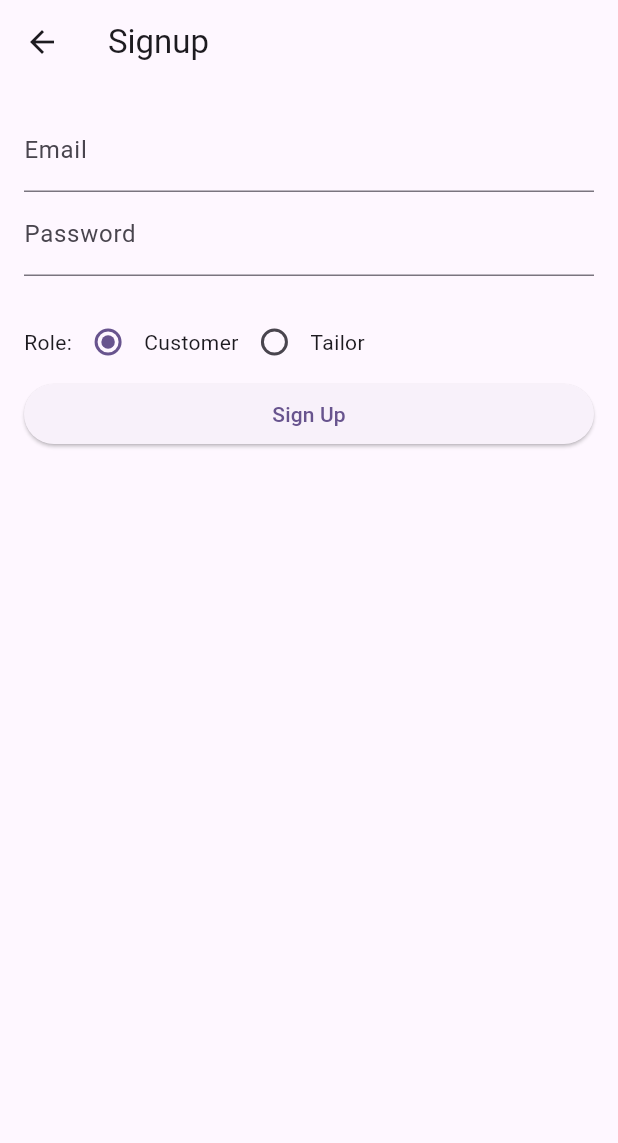
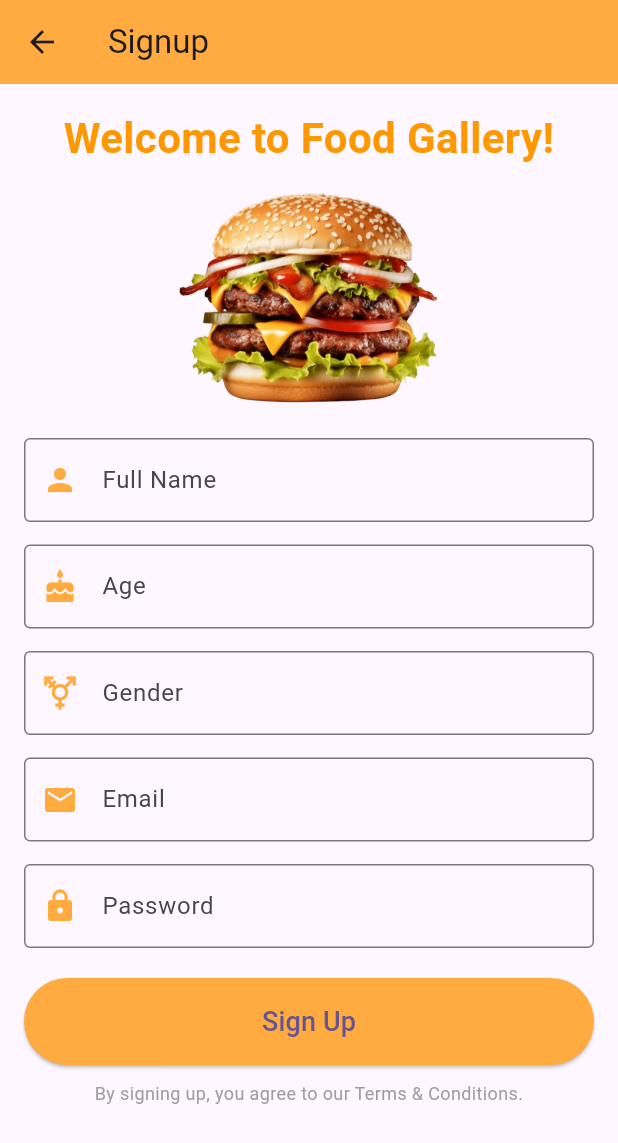
Before and after one commit to musharrafhamraz/Food-Gallery-App, a Flutter app: the SignupScreen screen opened by its route, on a phone screen of 412 x 824 dp. Shown: the top 1143 px of the screen. Run offline on Flutter 3.47's test engine with Material 3 defaults, Android fonts, the phone set to English and light mode, and no system bars; our stand-ins replace cloud_firestore, firebase_auth, firebase_core; accounts and stored records are empty.

Commit message:
changed naviagtion based on the food app.

```diff
--- a/lib/auth/auth_services.dart
+++ b/lib/auth/auth_services.dart
@@ -5,8 +5,8 @@ class AuthService {
   // Firebase Auth instance
   final FirebaseAuth _auth = FirebaseAuth.instance;
 
-  // Sign Up Method
-  Future<void> signUpUser(String email, String password, String role) async {
+  // Sign Up Method (no role needed)
+  Future<void> signUpUser(String email, String password) async {
     try {
       UserCredential userCredential =
           await _auth.createUserWithEmailAndPassword(
@@ -14,41 +14,33 @@ class AuthService {
         password: password,
       );
 
-      // Save user role in Firestore
+      // Save user data (email only, no role)
       await FirebaseFirestore.instance
           .collection('users')
           .doc(userCredential.user!.uid)
           .set({
         'email': email,
-        'role': role, // tailor or customer
       });
 
       print('User signed up successfully!');
     } catch (e) {
       print('Sign-up failed: $e');
-      throw e;
+      rethrow;
     }
   }
 
-  // Login Method and Role Retrieval
-  Future<String?> loginUser(String email, String password) async {
+  // Login Method (no role needed)
+  Future<UserCredential?> loginUser(String email, String password) async {
     try {
       UserCredential userCredential = await _auth.signInWithEmailAndPassword(
         email: email,
         password: password,
       );
 
-      // Get the user's role from Firestore
-      DocumentSnapshot userDoc = await FirebaseFirestore.instance
-          .collection('users')
-          .doc(userCredential.user!.uid)
-          .get();
-
-      String? role = userDoc['role'];
-      return role; // Return the user's role (tailor or customer)
+      return userCredential; // Return the user credential for navigation check
     } catch (e) {
       print('Login failed: $e');
-      throw e;
+      rethrow;
     }
   }
 }
--- a/lib/auth/sign_up_screen.dart
+++ b/lib/auth/sign_up_screen.dart
@@ -1,4 +1,3 @@
-// lib/auth/signup_screen.dart
 import 'package:flutter/material.dart';
 import 'package:tailorapp/auth/auth_services.dart';
 
@@ -10,77 +9,131 @@ class SignupScreen extends StatefulWidget {
 }
 
 class SignupScreenState extends State<SignupScreen> {
+  final TextEditingController _nameController = TextEditingController();
+  final TextEditingController _ageController = TextEditingController();
+  final TextEditingController _genderController = TextEditingController();
   final TextEditingController _emailController = TextEditingController();
   final TextEditingController _passwordController = TextEditingController();
-  String selectedRole = 'customer'; // Default role
 
   final AuthService _authService = AuthService();
 
   @override
   Widget build(BuildContext context) {
     return Scaffold(
-      appBar: AppBar(title: const Text('Signup')),
-      body: Padding(
+      appBar: AppBar(
+        title: const Text('Signup'),
+        backgroundColor: Colors.orangeAccent, // Food-inspired color
+      ),
+      body: SingleChildScrollView(
+        child: Padding(
           padding: const EdgeInsets.all(16.0),
           child: Column(
             crossAxisAlignment: CrossAxisAlignment.stretch,
             children: [
+              const Text(
+                'Welcome to Food Gallery!',
+                style: TextStyle(
+                  fontSize: 28,
+                  fontWeight: FontWeight.bold,
+                  color: Colors.orange, // Food-inspired color
+                ),
+                textAlign: TextAlign.center,
+              ),
+              const SizedBox(height: 10),
+              Image.asset(
+                'assets/images/food.png', // Image of food or restaurant theme
+                height: 150,
+              ),
+              const SizedBox(height: 20),
+              // Name Field
+              TextField(
+                controller: _nameController,
+                decoration: const InputDecoration(
+                  labelText: 'Full Name',
+                  prefixIcon: Icon(Icons.person, color: Colors.orangeAccent),
+                  border: OutlineInputBorder(),
+                ),
+              ),
+              const SizedBox(height: 15),
+              // Age Field
+              TextField(
+                controller: _ageController,
+                keyboardType: TextInputType.number,
+                decoration: const InputDecoration(
+                  labelText: 'Age',
+                  prefixIcon: Icon(Icons.cake, color: Colors.orangeAccent),
+                  border: OutlineInputBorder(),
+                ),
+              ),
+              const SizedBox(height: 15),
+              // Gender Field
+              TextField(
+                controller: _genderController,
+                decoration: const InputDecoration(
+                  labelText: 'Gender',
+                  prefixIcon:
+                      Icon(Icons.transgender, color: Colors.orangeAccent),
+                  border: OutlineInputBorder(),
+                ),
+              ),
+              const SizedBox(height: 15),
+              // Email Field
               TextField(
                 controller: _emailController,
-              decoration: const InputDecoration(labelText: 'Email'),
+                decoration: const InputDecoration(
+                  labelText: 'Email',
+                  prefixIcon: Icon(Icons.email, color: Colors.orangeAccent),
+                  border: OutlineInputBorder(),
                 ),
+              ),
+              const SizedBox(height: 15),
+              // Password Field
               TextField(
                 controller: _passwordController,
                 obscureText: true,
-              decoration: const InputDecoration(labelText: 'Password'),
+                decoration: const InputDecoration(
+                  labelText: 'Password',
+                  prefixIcon: Icon(Icons.lock, color: Colors.orangeAccent),
+                  border: OutlineInputBorder(),
+                ),
               ),
               const SizedBox(height: 20),
-            // Role selection
-            Row(
-              children: [
-                const Text('Role:'),
-                Radio<String>(
-                  value: 'customer',
-                  groupValue: selectedRole,
-                  onChanged: (String? value) {
-                    setState(() {
-                      selectedRole = value!;
-                    });
-                  },
+              // Signup Button
+              ElevatedButton(
+                style: ElevatedButton.styleFrom(
+                  backgroundColor:
+                      Colors.orangeAccent, // Foody theme button color
+                  padding: const EdgeInsets.symmetric(vertical: 16),
                 ),
-                const Text('Customer'),
-                Radio<String>(
-                  value: 'tailor',
-                  groupValue: selectedRole,
-                  onChanged: (String? value) {
-                    setState(() {
-                      selectedRole = value!;
-                    });
-                  },
-                ),
-                const Text('Tailor'),
-              ],
-            ),
-            ElevatedButton(
                 onPressed: () async {
                   try {
                     await _authService.signUpUser(
                       _emailController.text,
                       _passwordController.text,
-                    selectedRole,
                     );
-                  // Show success message or navigate to another screen
                     ScaffoldMessenger.of(context).showSnackBar(
-                      const SnackBar(content: Text('Signed Up Successfully')));
+                      const SnackBar(content: Text('Signed Up Successfully')),
+                    );
                   } catch (e) {
-                  // Show error message
                     ScaffoldMessenger.of(context).showSnackBar(
-                      const SnackBar(content: Text('Sign Up Failed')));
+                      const SnackBar(content: Text('Sign Up Failed')),
+                    );
                   }
                 },
-              child: const Text('Sign Up'),
+                child: const Text(
+                  'Sign Up',
+                  style: TextStyle(fontSize: 18),
+                ),
+              ),
+              const SizedBox(height: 10),
+              // Terms and Conditions
+              const Text(
+                'By signing up, you agree to our Terms & Conditions.',
+                style: TextStyle(fontSize: 12, color: Colors.grey),
+                textAlign: TextAlign.center,
               ),
             ],
+          ),
         ),
       ),
     );
--- a/lib/main.dart
+++ b/lib/main.dart
@@ -6,7 +6,9 @@ import 'package:tailorapp/auth/sign_up_screen.dart';
 void main() async {
   WidgetsFlutterBinding.ensureInitialized();
   await Firebase.initializeApp();
-  runApp(const MyApp());
+  runApp(
+    const MyApp(),
+  );
 }
 
 class MyApp extends StatelessWidget {
--- a/pubspec.yaml
+++ b/pubspec.yaml
@@ -32,9 +32,9 @@ flutter:
   uses-material-design: true
 
   # To add assets to your application, add an assets section, like this:
-  # assets:
-  #   - images/a_dot_burr.jpeg
-  #   - images/a_dot_ham.jpeg
+  assets:
+    - assets/images/
+    # - images/a_dot_ham.jpeg
 
 
 
```
Also changed, not shown: lib/auth/login_screen.dart (+85 -39 lines), lib/models/orders.dart (added, +30 -0 lines), assets/images/food.png (added). Lines whose indentation alone changed are shown as unchanged.
